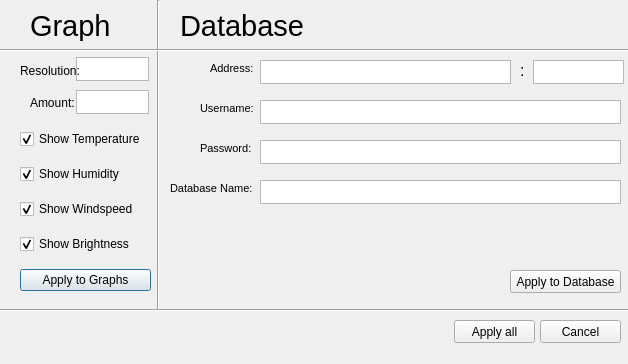
First picture: the form in QT_project/WeerProject/settings.ui, repository TheKayneGame/AlWEER-een-project, before the edit.
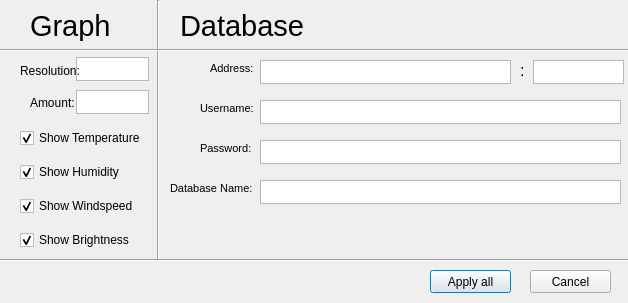
Second picture: the form after the edit.

Commit message: cannot connect to database

Diff of the .ui file:
```diff
--- a/QT_project/WeerProject/settings.ui
+++ b/QT_project/WeerProject/settings.ui
@@ -7,7 +7,7 @@
     <x>0</x>
     <y>0</y>
     <width>628</width>
-    <height>364</height>
+    <height>303</height>
    </rect>
   </property>
   <property name="windowTitle">
@@ -19,7 +19,7 @@
      <x>20</x>
      <y>120</y>
      <width>131</width>
-     <height>181</height>
+     <height>141</height>
     </rect>
    </property>
    <layout class="QGridLayout" name="gridLayout">
@@ -33,16 +33,6 @@
       </property>
      </widget>
     </item>
-    <item row="2" column="0">
-     <widget class="QCheckBox" name="cbSpeed">
-      <property name="text">
-       <string>Show Windspeed</string>
-      </property>
-      <property name="checked">
-       <bool>true</bool>
-      </property>
-     </widget>
-    </item>
     <item row="0" column="0">
      <widget class="QCheckBox" name="cbTemp">
       <property name="enabled">
@@ -66,10 +56,13 @@
       </property>
      </widget>
     </item>
-    <item row="5" column="0">
-     <widget class="QPushButton" name="Apply">
+    <item row="2" column="0">
+     <widget class="QCheckBox" name="cbSpeed">
       <property name="text">
-       <string>Apply to Graphs</string>
+       <string>Show Windspeed</string>
+      </property>
+      <property name="checked">
+       <bool>true</bool>
       </property>
      </widget>
     </item>
@@ -99,7 +92,7 @@
      <x>150</x>
      <y>0</y>
      <width>16</width>
-     <height>311</height>
+     <height>261</height>
     </rect>
    </property>
    <property name="orientation">
@@ -263,7 +256,7 @@
    <property name="geometry">
     <rect>
      <x>0</x>
-     <y>300</y>
+     <y>250</y>
      <width>641</width>
      <height>21</height>
     </rect>
@@ -355,24 +348,11 @@
     <string>Resolution:</string>
    </property>
   </widget>
-  <widget class="QPushButton" name="ApplyDataButton">
-   <property name="geometry">
-    <rect>
-     <x>510</x>
-     <y>270</y>
-     <width>111</width>
-     <height>23</height>
-    </rect>
-   </property>
-   <property name="text">
-    <string>Apply to Database</string>
-   </property>
-  </widget>
   <widget class="QPushButton" name="ApplyAllButton">
    <property name="geometry">
     <rect>
-     <x>454</x>
-     <y>320</y>
+     <x>430</x>
+     <y>270</y>
      <width>81</width>
      <height>23</height>
     </rect>
@@ -384,8 +364,8 @@
   <widget class="QPushButton" name="CancelButton">
    <property name="geometry">
     <rect>
-     <x>540</x>
-     <y>320</y>
+     <x>530</x>
+     <y>270</y>
      <width>81</width>
      <height>23</height>
     </rect>
```
The commit also changes 17 other files.
